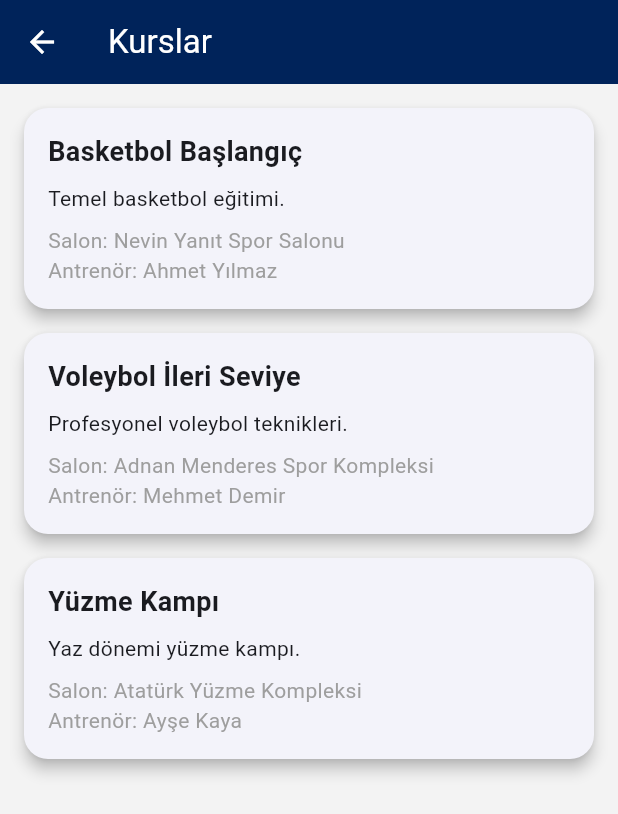
After one commit to duyguerogluu/genclik_spor, a Flutter app: the CoursesScreen screen opened directly, on a phone screen of 412 x 824 dp. The commit adds this screen. Shown: the top 814 px of the screen. Run offline on Flutter 3.47's test engine with Material 3 defaults, Android fonts, the phone set to English and light mode, and no system bars; our stand-ins replace flutter_riverpod, flutter_svg, shared_preferences; accounts and stored records are empty.

Commit message:
courses screen created

```diff
--- /dev/null
+++ b/lib/screens/common/courses/courses_screen.dart
@@ -0,0 +1,87 @@
+import 'package:flutter/material.dart';
+import 'package:genclik_spor/screens/common/components/custom_appbar.dart';
+import 'package:genclik_spor/screens/common/courses/course_detail_screen.dart';
+import 'package:genclik_spor/utils/colors.dart';
+import 'package:genclik_spor/utils/extensions.dart';
+
+class CoursesScreen extends StatelessWidget {
+  const CoursesScreen({super.key});
+
+  @override
+  Widget build(BuildContext context) {
+    final courses = [
+      {
+        'title': 'Basketbol Başlangıç',
+        'description': 'Temel basketbol eğitimi.',
+        'gym': 'Nevin Yanıt Spor Salonu',
+        'coach': 'Ahmet Yılmaz',
+      },
+      {
+        'title': 'Voleybol İleri Seviye',
+        'description': 'Profesyonel voleybol teknikleri.',
+        'gym': 'Adnan Menderes Spor Kompleksi',
+        'coach': 'Mehmet Demir',
+      },
+      {
+        'title': 'Yüzme Kampı',
+        'description': 'Yaz dönemi yüzme kampı.',
+        'gym': 'Atatürk Yüzme Kompleksi',
+        'coach': 'Ayşe Kaya',
+      },
+    ];
+
+    return Scaffold(
+      backgroundColor: context.isDark ? offdarkblue : white1,
+      appBar: customAppBar('Kurslar'),
+      body: ListView.builder(
+        padding: const EdgeInsets.all(16),
+        itemCount: courses.length,
+        itemBuilder: (context, index) {
+          final course = courses[index];
+          return GestureDetector(
+            onTap: () {
+              Navigator.push(
+                context,
+                MaterialPageRoute(
+                  builder: (_) => CourseDetailScreen(
+                    courseName: course['title']!,
+                    imageUrl:
+                        'https://encrypted-tbn0.gstatic.com/images?q=tbn:ANd9GcSDCU4FBN4XKztadytbSsq90uTmOAyD8hgFaA&s',
+                    description: course['description']!,
+                    duration: '1 Ay',
+                    capacity: 20,
+                    price: '100 TL',
+                  ),
+                ),
+              );
+            },
+            child: Card(
+              elevation: 4,
+              shape: RoundedRectangleBorder(
+                  borderRadius: BorderRadius.circular(16)),
+              margin: const EdgeInsets.only(bottom: 16),
+              child: Padding(
+                padding: const EdgeInsets.all(16),
+                child: Column(
+                  crossAxisAlignment: CrossAxisAlignment.start,
+                  children: [
+                    Text(course['title']!,
+                        style: const TextStyle(
+                            fontSize: 18, fontWeight: FontWeight.bold)),
+                    const SizedBox(height: 8),
+                    Text(course['description']!),
+                    const SizedBox(height: 8),
+                    Text('Salon: ${course['gym']}',
+                        style: const TextStyle(color: Colors.grey)),
+                    Text('Antrenör: ${course['coach']}',
+                        style: const TextStyle(color: Colors.grey)),
+                  ],
+                ),
+              ),
+            ),
+          );
+        },
+      ),
+    );
+  }
+}
--- a/lib/screens/common/home/home_screen.dart
+++ b/lib/screens/common/home/home_screen.dart
@@ -5,6 +5,7 @@ import 'package:flutter_riverpod/flutter_riverpod.dart';
 import 'package:genclik_spor/screens/athlete/myapps/my_application_screen.dart';
 import 'package:genclik_spor/screens/athlete/profilee/athlete_profile_screen.dart';
 import 'package:genclik_spor/screens/common/coachs/coachs_screen.dart';
+import 'package:genclik_spor/screens/common/courses/courses_screen.dart';
 import 'package:genclik_spor/screens/common/gyms/gyms_screen.dart';
 import 'package:genclik_spor/screens/common/home/components/custom_app_bar.dart';
 import 'package:genclik_spor/screens/common/home/components/custom_bottom_bar.dart';
@@ -67,6 +68,10 @@ class HomeScreen extends ConsumerWidget {
 Widget _buildGlassMenuCard(IconData icon, String title, BuildContext context) {
   return GestureDetector(
     onTap: () {
+      if (title == "Kurslar") {
+        Navigator.push(
+            context, MaterialPageRoute(builder: (_) => CoursesScreen()));
+      }
       if (title == "Profilim") {
         Navigator.push(
             context, MaterialPageRoute(builder: (_) => AthleteProfileScreen()));
@@ -110,7 +115,7 @@ Widget _buildGlassMenuCard(IconData icon, String title, BuildContext context) {
 
 Widget _buildHomeTabContent(BuildContext context) {
   final List<Map<String, dynamic>> menuItems = [
-    {'icon': Icons.sports_soccer, 'title': 'Spor Branşları'},
+    {'icon': Icons.sports_soccer, 'title': 'Kurslar'},
     {'icon': Icons.fitness_center, 'title': 'Antrenmanlar'},
     {'icon': Icons.bar_chart, 'title': 'Performans Analizi'},
     {'icon': Icons.person, 'title': 'Profilim'},
```
